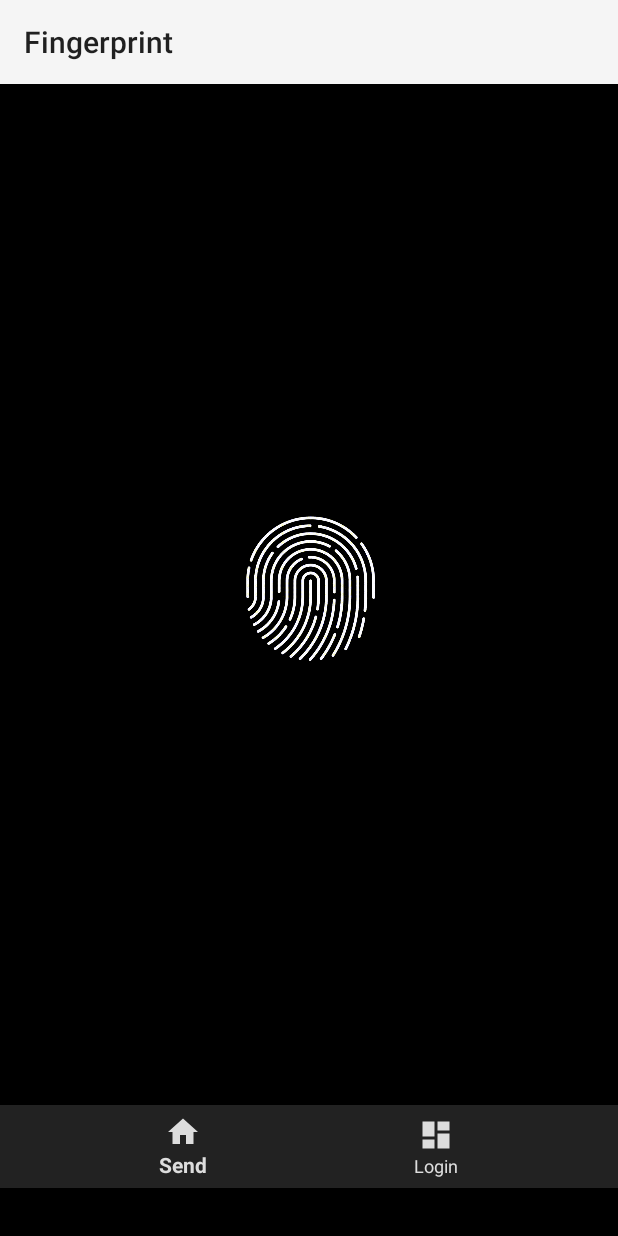
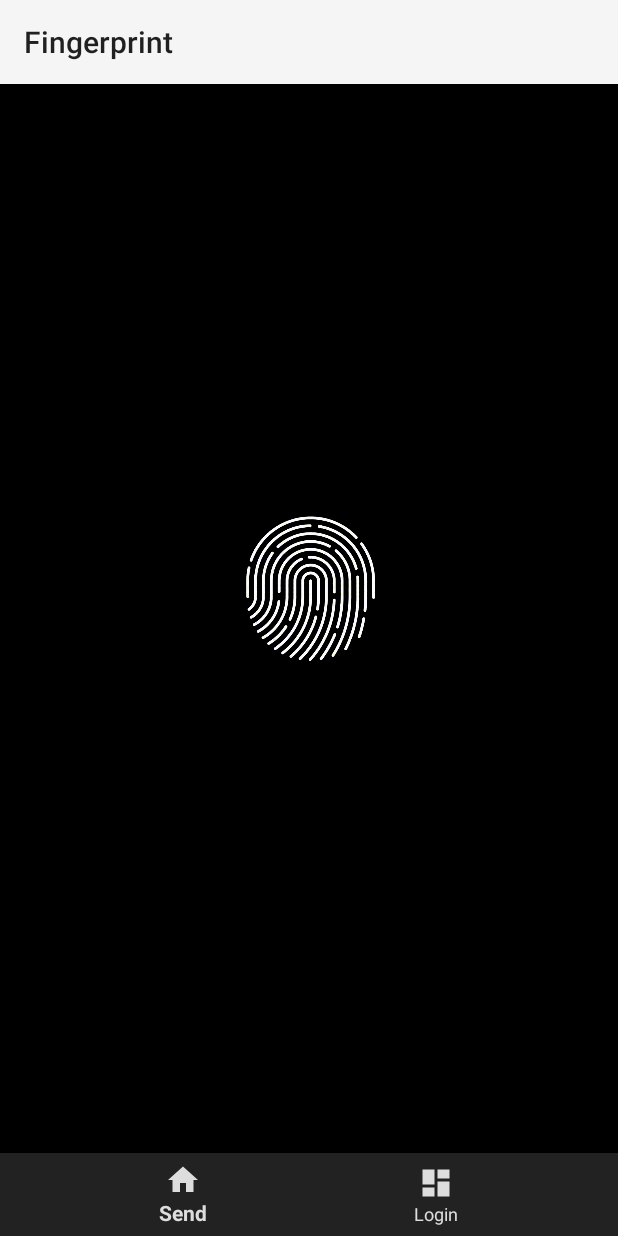
Before and after one commit to cneryx/InPrint, an Android app: the Activity1 screen opened directly, with no data from a screen before it, on a phone screen of 412 x 824 dp. Run offline under Robolectric (Android 15) with nearby library versions, the phone set to English and light mode, and no system bars; pictures from the network do not load; 3 statements that could not run were skipped.

Commit message:
Capitalization and constraint changes

```diff
--- a/InPrint/app/src/main/res/layout/activity1.xml
+++ b/InPrint/app/src/main/res/layout/activity1.xml
@@ -27,7 +27,6 @@
         android:layout_marginStart="8dp"
         android:layout_marginTop="24dp"
         android:layout_marginEnd="8dp"
-        android:layout_marginBottom="32dp"
         android:background="#222222"
         android:fadingEdge="vertical"
         android:fadingEdgeLength="40dp"
--- a/InPrint/app/src/main/res/layout/activity2.xml
+++ b/InPrint/app/src/main/res/layout/activity2.xml
@@ -64,7 +64,7 @@
         android:ems="10"
         android:fadingEdge="horizontal|vertical"
         android:fadingEdgeLength="1dp"
-        android:hint="email/username"
+        android:hint="Email/Username"
         android:inputType="textEmailAddress"
         android:padding="10dp"
         android:textColor="#FFFFFF"
@@ -85,7 +85,7 @@
         android:background="#222222"
         android:ems="10"
         android:fadingEdge="horizontal|vertical"
-        android:hint="password"
+        android:hint="Password"
         android:inputType="textPassword"
         android:padding="10dp"
         android:textColor="#FFFFFF"
@@ -108,7 +108,7 @@
         android:ems="10"
         android:fadingEdge="horizontal"
         android:fadingEdgeLength="40dp"
-        android:hint="website"
+        android:hint="Website"
         android:inputType="textPersonName"
         android:padding="10dp"
         android:textColor="#FFFFFF"
```
